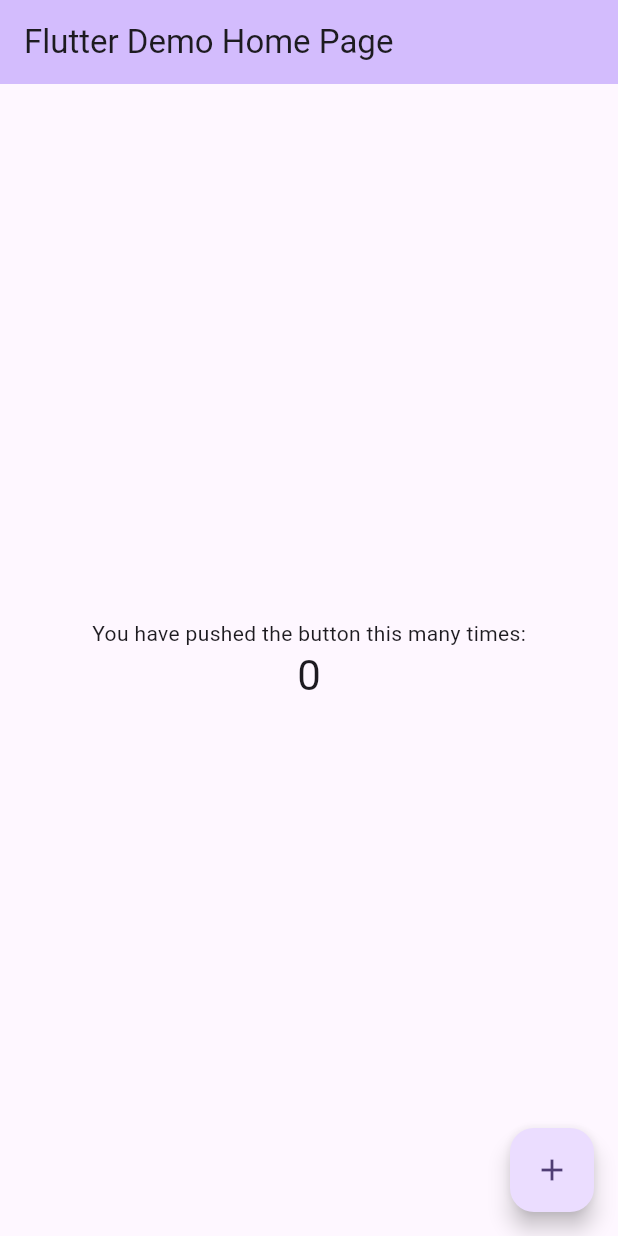
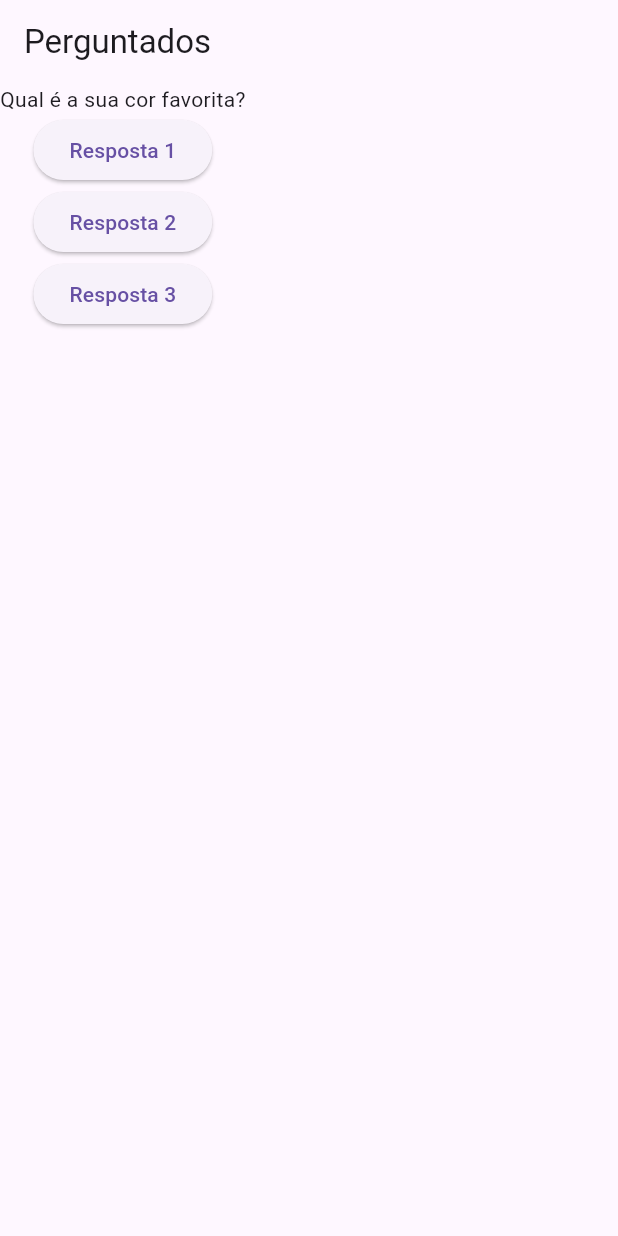
Before and after one commit to rafaelsevla/projeto_perguntas, a Flutter app: the screen it shows after launch, on a phone screen of 412 x 824 dp. Run offline on Flutter 3.47's test engine with Material 3 defaults, Android fonts, the phone set to English and light mode, and no system bars.

Commit message:
create some things

```diff
--- a/lib/main.dart
+++ b/lib/main.dart
@@ -1,122 +1,38 @@
 import 'package:flutter/material.dart';
 
-void main() {
-  runApp(const MyApp());
-}
+main() => runApp(PerguntaApp());
 
-class MyApp extends StatelessWidget {
-  const MyApp({super.key});
-
-  // This widget is the root of your application.
-  @override
-  Widget build(BuildContext context) {
-    return MaterialApp(
-      title: 'Flutter Demo',
-      theme: ThemeData(
-        // This is the theme of your application.
-        //
-        // TRY THIS: Try running your application with "flutter run". You'll see
-        // the application has a purple toolbar. Then, without quitting the app,
-        // try changing the seedColor in the colorScheme below to Colors.green
-        // and then invoke "hot reload" (save your changes or press the "hot
-        // reload" button in a Flutter-supported IDE, or press "r" if you used
-        // the command line to start the app).
-        //
-        // Notice that the counter didn't reset back to zero; the application
-        // state is not lost during the reload. To reset the state, use hot
-        // restart instead.
-        //
-        // This works for code too, not just values: Most code changes can be
-        // tested with just a hot reload.
-        colorScheme: ColorScheme.fromSeed(seedColor: Colors.deepPurple),
-      ),
-      home: const MyHomePage(title: 'Flutter Demo Home Page'),
-    );
-  }
-}
-
-class MyHomePage extends StatefulWidget {
-  const MyHomePage({super.key, required this.title});
-
-  // This widget is the home page of your application. It is stateful, meaning
-  // that it has a State object (defined below) that contains fields that affect
-  // how it looks.
-
-  // This class is the configuration for the state. It holds the values (in this
-  // case the title) provided by the parent (in this case the App widget) and
-  // used by the build method of the State. Fields in a Widget subclass are
-  // always marked "final".
-
-  final String title;
-
-  @override
-  State<MyHomePage> createState() => _MyHomePageState();
-}
-
-class _MyHomePageState extends State<MyHomePage> {
-  int _counter = 0;
-
-  void _incrementCounter() {
-    setState(() {
-      // This call to setState tells the Flutter framework that something has
-      // changed in this State, which causes it to rerun the build method below
-      // so that the display can reflect the updated values. If we changed
-      // _counter without calling setState(), then the build method would not be
-      // called again, and so nothing would appear to happen.
-      _counter++;
-    });
+class PerguntaApp extends StatelessWidget {
+  void responder() {
+    print('Pergunta respondida!');
   }
 
   @override
   Widget build(BuildContext context) {
-    // This method is rerun every time setState is called, for instance as done
-    // by the _incrementCounter method above.
-    //
-    // The Flutter framework has been optimized to make rerunning build methods
-    // fast, so that you can just rebuild anything that needs updating rather
-    // than having to individually change instances of widgets.
-    return Scaffold(
-      appBar: AppBar(
-        // TRY THIS: Try changing the color here to a specific color (to
-        // Colors.amber, perhaps?) and trigger a hot reload to see the AppBar
-        // change color while the other colors stay the same.
-        backgroundColor: Theme.of(context).colorScheme.inversePrimary,
-        // Here we take the value from the MyHomePage object that was created by
-        // the App.build method, and use it to set our appbar title.
-        title: Text(widget.title),
+    final perguntas = [
+      'Qual é a sua cor favorita?',
+      'Qual é o seu animal favorito?'
+    ];
+
+    return MaterialApp(
+      home: Scaffold(
+        appBar: AppBar(title: Text('Perguntados')),
+        body: Column(children: <Widget>[
+          Text(perguntas[0]),
+          ElevatedButton(
+            onPressed: responder,
+            child: Text('Resposta 1')
+          ),
+          ElevatedButton(
+            onPressed: responder,
+            child: Text('Resposta 2')
+          ),
+          ElevatedButton(
+            onPressed: responder,
+            child: Text('Resposta 3')
+          ),
+        ]),
       ),
-      body: Center(
-        // Center is a layout widget. It takes a single child and positions it
-        // in the middle of the parent.
-        child: Column(
-          // Column is also a layout widget. It takes a list of children and
-          // arranges them vertically. By default, it sizes itself to fit its
-          // children horizontally, and tries to be as tall as its parent.
-          //
-          // Column has various properties to control how it sizes itself and
-          // how it positions its children. Here we use mainAxisAlignment to
-          // center the children vertically; the main axis here is the vertical
-          // axis because Columns are vertical (the cross axis would be
-          // horizontal).
-          //
-          // TRY THIS: Invoke "debug painting" (choose the "Toggle Debug Paint"
-          // action in the IDE, or press "p" in the console), to see the
-          // wireframe for each widget.
-          mainAxisAlignment: MainAxisAlignment.center,
-          children: <Widget>[
-            const Text('You have pushed the button this many times:'),
-            Text(
-              '$_counter',
-              style: Theme.of(context).textTheme.headlineMedium,
-            ),
-          ],
-        ),
-      ),
-      floatingActionButton: FloatingActionButton(
-        onPressed: _incrementCounter,
-        tooltip: 'Increment',
-        child: const Icon(Icons.add),
-      ), // This trailing comma makes auto-formatting nicer for build methods.
     );
   }
 }
```
Also changed, not shown: 2 other files.
